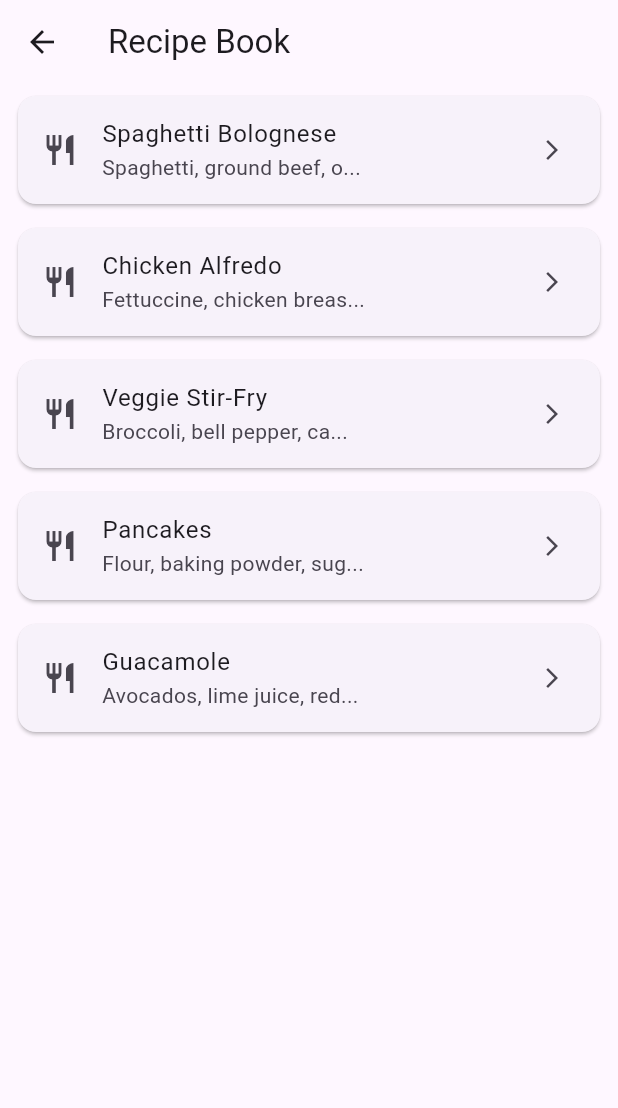
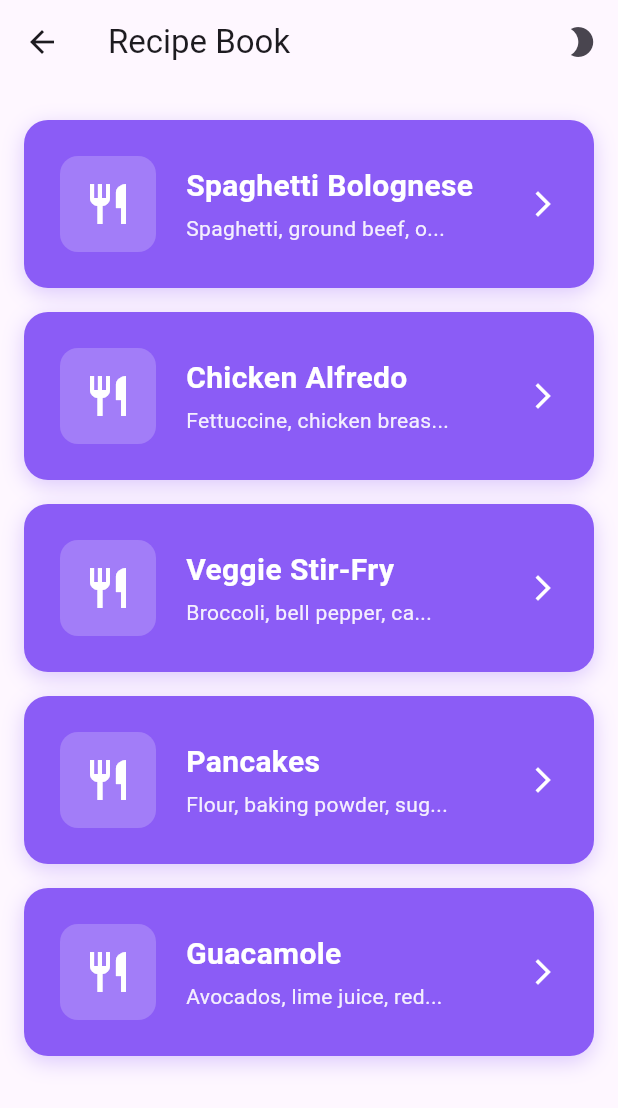
Before and after one commit to Nathan2055/csc4360-groupproject1-fitnessapp, a Flutter app: the screen it shows after launch, after a tap on "Recipe Book", on a phone screen of 412 x 824 dp. Shown: the top 1108 px of the screen. Run offline on Flutter 3.47's test engine with Material 3 defaults, Android fonts, the phone set to English and light mode, and no system bars; our stand-ins replace sqflite; accounts and stored records are empty.

Commit message:
Restore light and dark mode functionality and fix FitnessCard regressions

```diff
--- a/lib/screens/recipe_list_screen.dart
+++ b/lib/screens/recipe_list_screen.dart
@@ -2,9 +2,10 @@ import 'package:flutter/material.dart';
 import 'package:fitnessapp/models/recipe_model.dart';
 import 'package:fitnessapp/screens/recipe_details_screen.dart';
 import 'package:fitnessapp/widgets/title_bar.dart';
+import 'package:fitnessapp/widgets/fitness_card.dart';
 
 class RecipeListScreen extends StatelessWidget {
-  final List<RecipeModel> recipes = [
+  static const List<RecipeModel> recipes = [
     RecipeModel(
       1,
       'Spaghetti Bolognese',
@@ -29,7 +30,7 @@ class RecipeListScreen extends StatelessWidget {
       'Broccoli, bell pepper, carrot, snap peas, soy sauce, garlic, ginger, sesame oil, rice',
       '1) Cook rice.\n'
           '2) Stir-fry veggies in sesame oil over high heat.\n'
-          '3) Add garlic, ginger, and soy sauce; toss 2–3 min.\n'
+          '3) Add garlic, ginger, and soy sauce; toss 2-3 min.\n'
           '4) Serve over rice.',
     ),
     RecipeModel(
@@ -51,7 +52,7 @@ class RecipeListScreen extends StatelessWidget {
     ),
   ];
 
-  RecipeListScreen({super.key});
+  const RecipeListScreen({super.key});
 
   String _truncate(int cutoff, String value) {
     if (value.length <= cutoff) return value;
@@ -62,27 +63,21 @@ class RecipeListScreen extends StatelessWidget {
   Widget build(BuildContext context) {
     return Scaffold(
       appBar: TitleBar(title: const Text('Recipe Book')),
-      body: ListView.builder(
+      body: Container(
+        padding: const EdgeInsets.symmetric(horizontal: 16, vertical: 24),
+        child: ListView.builder(
           itemCount: recipes.length,
           itemBuilder: (context, index) {
             final recipe = recipes[index];
-          return Card(
-            margin: const EdgeInsets.symmetric(horizontal: 12, vertical: 8),
-            child: ListTile(
-              leading: const Icon(Icons.restaurant),
-              title: Text(_truncate(20, recipe.name)),
-              subtitle: Text(_truncate(25, recipe.ingredients)),
-              trailing: const Icon(Icons.arrow_forward_ios, size: 16),
-              onTap: () {
-                Navigator.of(context).push(
-                  MaterialPageRoute(
-                    builder: (_) => RecipeDetailsScreen(recipe: recipe),
-                  ),
+            return FitnessCard(
+              icon: Icons.restaurant,
+              title: _truncate(20, recipe.name),
+              subtitle: _truncate(25, recipe.ingredients),
+              color: const Color(0xFF8B5CF6),
+              targetScreen: RecipeDetailsScreen(recipe: recipe),
             );
           },
         ),
-          );
-        },
       ),
     );
   }
--- a/lib/widgets/fitness_card.dart
+++ b/lib/widgets/fitness_card.dart
@@ -1,4 +1,5 @@
 import 'package:flutter/material.dart';
+import 'package:fitnessapp/models/zoom_animation.dart';
 
 class FitnessCard extends StatelessWidget {
   final IconData icon;
@@ -16,41 +17,18 @@ class FitnessCard extends StatelessWidget {
     required this.targetScreen,
   });
 
-  void _navigateWithZoom(BuildContext context) {
-    Navigator.of(context).push(
-      PageRouteBuilder(
-        pageBuilder: (context, animation, secondaryAnimation) => targetScreen,
-        transitionsBuilder: (context, animation, secondaryAnimation, child) {
-          final tween = Tween(begin: 0.0, end: 1.0);
-          final curvedAnimation = CurvedAnimation(
-            parent: animation,
-            curve: Curves.easeInOutCubic,
-          );
-
-          return ScaleTransition(
-            scale: tween.animate(curvedAnimation),
-            child: FadeTransition(
-              opacity: animation,
-              child: child,
-            ),
-          );
-        },
-        transitionDuration: const Duration(milliseconds: 500),
-      ),
-    );
-  }
-
   @override
   Widget build(BuildContext context) {
-    return GestureDetector(
-      onTap: () => _navigateWithZoom(context),
+    return Column(
+      children: [
+        GestureDetector(
+          onTap: () => ZoomAnimation().navigateWithZoom(context, targetScreen),
           child: Container(
-        margin: const EdgeInsets.only(bottom: 16),
             decoration: BoxDecoration(
               borderRadius: BorderRadius.circular(16),
               boxShadow: [
                 BoxShadow(
-              color: color.withOpacity(0.3),
+                  color: color.withValues(alpha: 0.3),
                   blurRadius: 12,
                   offset: const Offset(0, 4),
                 ),
@@ -60,7 +38,8 @@ class FitnessCard extends StatelessWidget {
               color: color,
               borderRadius: BorderRadius.circular(16),
               child: InkWell(
-            onTap: () => _navigateWithZoom(context),
+                onTap: () =>
+                    ZoomAnimation().navigateWithZoom(context, targetScreen),
                 borderRadius: BorderRadius.circular(16),
                 child: Padding(
                   padding: const EdgeInsets.all(24),
@@ -69,14 +48,10 @@ class FitnessCard extends StatelessWidget {
                       Container(
                         padding: const EdgeInsets.all(16),
                         decoration: BoxDecoration(
-                      color: Colors.white.withOpacity(0.2),
+                          color: Colors.white.withValues(alpha: 0.2),
                           borderRadius: BorderRadius.circular(12),
                         ),
-                    child: Icon(
-                      icon,
-                      size: 32,
-                      color: Colors.white,
-                    ),
+                        child: Icon(icon, size: 32, color: Colors.white),
                       ),
                       const SizedBox(width: 20),
                       Expanded(
@@ -95,7 +70,7 @@ class FitnessCard extends StatelessWidget {
                             Text(
                               subtitle,
                               style: TextStyle(
-                            color: Colors.white.withOpacity(0.9),
+                                color: Colors.white.withValues(alpha: 0.9),
                                 fontSize: 14,
                               ),
                             ),
@@ -113,6 +88,9 @@ class FitnessCard extends StatelessWidget {
               ),
             ),
           ),
+        ),
+        const SizedBox(height: 16),
+      ],
     );
   }
 }
--- a/lib/widgets/title_bar.dart
+++ b/lib/widgets/title_bar.dart
@@ -2,38 +2,47 @@ import 'package:flutter/material.dart';
 import 'package:provider/provider.dart';
 import 'package:fitnessapp/models/theme_model.dart';
 
+// TitleBar is an implementation/constructor for AppBar that includes
+// the button to toggle light mode and dark mode globally using ThemeModel
+//
+// It accepts two parameters:
+// title: a Text widget for compatibility with AppBar
+// isHome: an option boolean to set home screen specific AppBar settings
 class TitleBar extends StatelessWidget implements PreferredSizeWidget {
-  final Widget title;
+  final Text title;
   final bool isHome;
-  final List<Widget>? actions;
 
-  const TitleBar({
-    super.key,
-    required this.title,
-    this.isHome = false,
-    this.actions,
-  });
+  const TitleBar({super.key, required this.title, this.isHome = false});
 
   @override
   Widget build(BuildContext context) {
     return AppBar(
+      // This is needed on the home screen, but disabled on other screens
       automaticallyImplyLeading: !isHome,
+      // This accepts a Text widget for compatibility with AppBar
       title: title,
-      actions: isHome
-          ? [
+      // As noted in main.dart's MaterialApp():
+      // The current theme mode is provided by the ThemeModel
+      // ThemeModel will flag the UI for update when the theme is toggled
+      actions: <Widget>[
+        // This button is where the magic happens
         IconButton(
+          // The icon and tooltip is also provided by the theme model
           icon: Provider.of<ThemeModel>(context).themeIcon,
           tooltip: Provider.of<ThemeModel>(context).themeText,
+          // toggleThemeMode is called to globally update the current theme
           onPressed: () {
             var model = context.read<ThemeModel>();
             model.toggleThemeMode();
           },
         ),
-            ]
-          : actions,
+      ],
     );
   }
 
+  // This is needed to implement PreferredSizeWidget, which is a requirement
+  // for appBar parameters passed to Scaffolds, even though we're not using
+  // any features that require this. Thus, we're free to hard code it.
   @override
-  Size get preferredSize => const Size.fromHeight(kToolbarHeight);
+  final Size preferredSize = const Size.fromHeight(kToolbarHeight);
 }
```
Lines whose indentation alone changed are shown as unchanged.
